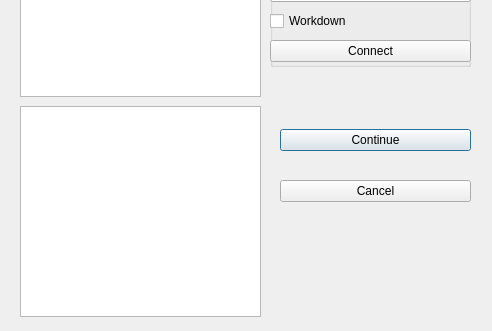
This is sub_ui/ManualBalanceUI.ui in pwang96/MEASURE as Qt 5 draws it before an edit; both pictures show x 0 to 492 and y 264 to 595 of the 492 by 595 pixel window. The edited form follows.
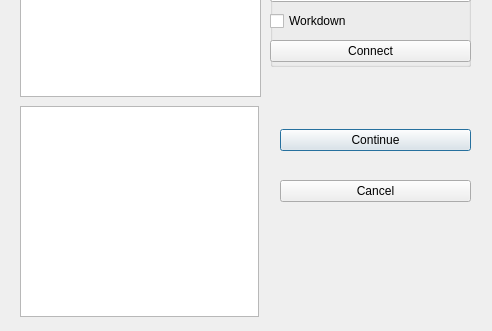
This is the edited form.

```diff
--- a/sub_ui/ManualBalanceUI.ui
+++ b/sub_ui/ManualBalanceUI.ui
@@ -41,7 +41,7 @@
     <rect>
      <x>20</x>
      <y>370</y>
-     <width>241</width>
+     <width>239</width>
      <height>211</height>
     </rect>
    </property>
```
Left out of the diff: 81 changed lines with no effect on the pictures.
